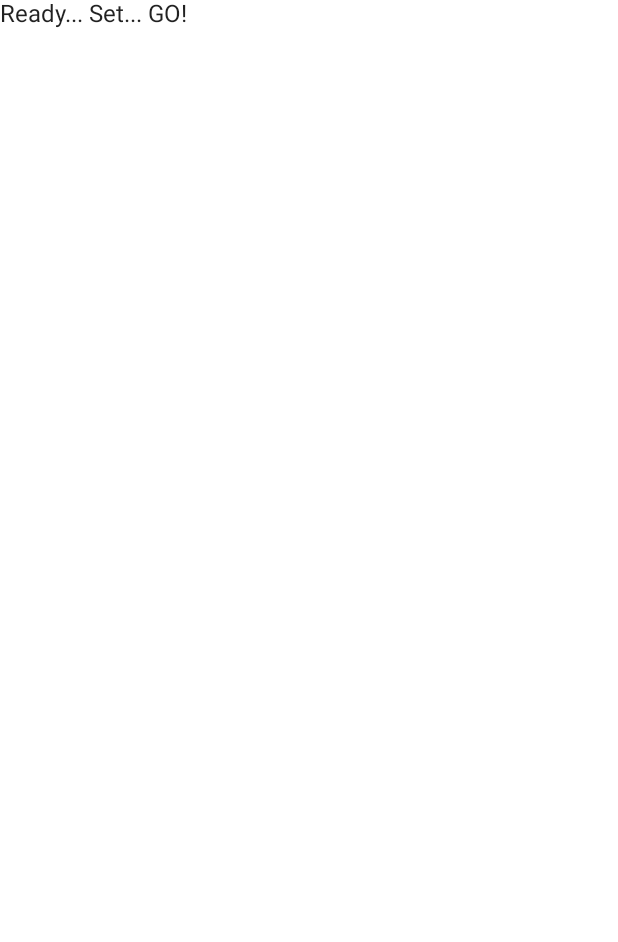
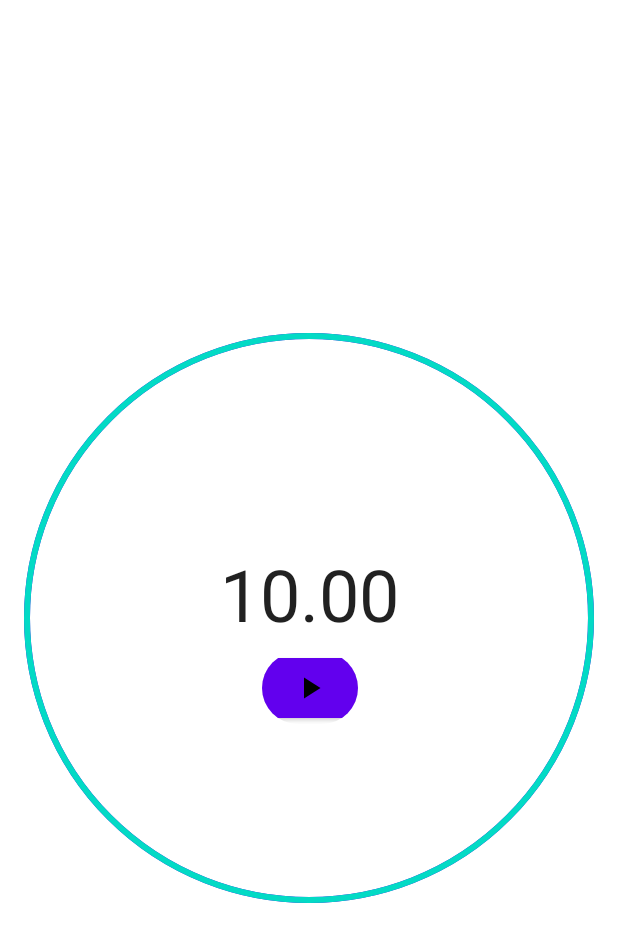
Before and after one commit to hansenji/ComposeCountDown, an Android app built with Jetpack Compose: the screen it shows after launch (MainActivity), on a phone screen of 412 x 824 dp. Before the commit the part shown is almost empty. Shown: the top 942 px of the screen. Run offline under Robolectric (Android 15) with nearby library versions, the phone set to English and light mode, and no system bars.

Commit message:
10 Second count down

```diff
--- a/app/build.gradle
+++ b/app/build.gradle
@@ -7,7 +7,7 @@ android {
     compileSdkVersion 30
 
     defaultConfig {
-        applicationId "com.example.androiddevchallenge"
+        applicationId "com.vikingsen.adc.countdown"
         minSdkVersion 23
         targetSdkVersion 30
         versionCode 1
--- a/app/src/main/java/com/example/androiddevchallenge/MainActivity.kt
+++ b/app/src/main/java/com/example/androiddevchallenge/MainActivity.kt
@@ -18,12 +18,41 @@ package com.example.androiddevchallenge
 import android.os.Bundle
 import androidx.activity.compose.setContent
 import androidx.appcompat.app.AppCompatActivity
+import androidx.compose.animation.AnimatedVisibility
+import androidx.compose.animation.ExperimentalAnimationApi
+import androidx.compose.foundation.Image
+import androidx.compose.foundation.layout.Arrangement
+import androidx.compose.foundation.layout.Box
+import androidx.compose.foundation.layout.Column
+import androidx.compose.foundation.layout.Row
+import androidx.compose.foundation.layout.Spacer
+import androidx.compose.foundation.layout.aspectRatio
+import androidx.compose.foundation.layout.fillMaxSize
+import androidx.compose.foundation.layout.padding
+import androidx.compose.foundation.layout.size
+import androidx.compose.foundation.shape.CircleShape
+import androidx.compose.material.Button
+import androidx.compose.material.ButtonDefaults
+import androidx.compose.material.CircularProgressIndicator
 import androidx.compose.material.MaterialTheme
 import androidx.compose.material.Surface
 import androidx.compose.material.Text
+import androidx.compose.material.icons.Icons
+import androidx.compose.material.icons.filled.Pause
+import androidx.compose.material.icons.filled.PlayArrow
+import androidx.compose.material.icons.outlined.RestartAlt
 import androidx.compose.runtime.Composable
+import androidx.compose.runtime.mutableStateOf
+import androidx.compose.runtime.rememberCoroutineScope
+import androidx.compose.runtime.saveable.rememberSaveable
+import androidx.compose.ui.Alignment
+import androidx.compose.ui.Modifier
+import androidx.compose.ui.draw.clip
 import androidx.compose.ui.tooling.preview.Preview
+import androidx.compose.ui.unit.dp
 import com.example.androiddevchallenge.ui.theme.MyTheme
+import kotlinx.coroutines.channels.ticker
+import kotlinx.coroutines.launch
 
 class MainActivity : AppCompatActivity() {
     override fun onCreate(savedInstanceState: Bundle?) {
@@ -36,11 +65,113 @@ class MainActivity : AppCompatActivity() {
     }
 }
 
-// Start building your app here!
+const val INITIAL_TIME = 10_000L
+
 @Composable
 fun MyApp() {
+    val coroutineScope = rememberCoroutineScope()
+    val countDownTime = rememberSaveable { mutableStateOf(INITIAL_TIME) }
+    val run = rememberSaveable { mutableStateOf(false) }
+    if (run.value) {
+        coroutineScope.launch {
+            val ticker = ticker(5)
+            for (event in ticker) {
+                if (!run.value) return@launch
+                val value = countDownTime.value
+                if (value > 0) {
+                    countDownTime.value = value - 5L
+                } else {
+                    run.value = false
+                }
+            }
+        }
+    }
     Surface(color = MaterialTheme.colors.background) {
-        Text(text = "Ready... Set... GO!")
+        Timer(
+            run.value,
+            countDownTime.value,
+            onStartStop = { run.value = !run.value },
+            onReset = { countDownTime.value = INITIAL_TIME }
+        )
+    }
+}
+
+const val PROGRESS_TIME = 1_000L
+
+@OptIn(ExperimentalAnimationApi::class)
+@Composable
+fun Timer(
+    running: Boolean,
+    timeMs: Long,
+    onStartStop: () -> Unit,
+    onReset: () -> Unit,
+    modifier: Modifier = Modifier
+) {
+    val progress = (PROGRESS_TIME - (timeMs % PROGRESS_TIME)) / PROGRESS_TIME.toFloat()
+    val even = (timeMs / PROGRESS_TIME % 2) == 0L
+    val color1 = if (even) MaterialTheme.colors.primary else MaterialTheme.colors.secondary
+    val color2 = if (!even) MaterialTheme.colors.primary else MaterialTheme.colors.secondary
+    val resetButtonVisible = timeMs != INITIAL_TIME && !running
+
+    Box(
+        modifier = modifier
+            .fillMaxSize()
+    ) {
+        CircularProgressIndicator(
+            progress = 1F,
+            color = color1,
+            modifier = Modifier
+                .padding(16.dp)
+                .aspectRatio(1F)
+                .fillMaxSize()
+                .align(Alignment.Center)
+        )
+        CircularProgressIndicator(
+            progress = progress,
+            color = color2,
+            modifier = Modifier
+                .padding(16.dp)
+                .aspectRatio(1F)
+                .fillMaxSize()
+                .align(Alignment.Center)
+        )
+        Column(
+            modifier = Modifier.align(Alignment.Center),
+            verticalArrangement = Arrangement.Center,
+            horizontalAlignment = Alignment.CenterHorizontally,
+        ) {
+            Spacer(modifier = Modifier.size(ButtonDefaults.MinWidth, ButtonDefaults.MinHeight))
+            Text(text = "%02.2f".format(timeMs / 1000.0), style = MaterialTheme.typography.h3)
+            Row {
+                Button(
+                    onClick = {
+                        onStartStop()
+                    }, modifier = Modifier
+                        .padding(8.dp)
+                        .clip(CircleShape),
+                    enabled = timeMs != 0L
+                ) {
+                    Image(
+                        imageVector = if (running) Icons.Filled.Pause else Icons.Filled.PlayArrow,
+                        contentDescription = if (running) "Pause" else "Start",
+
+                        )
+                }
+                AnimatedVisibility(resetButtonVisible) {
+                    Button(
+                        onClick = { onReset() }, modifier = Modifier
+                            .padding(8.dp)
+                            .clip(CircleShape)
+                    ) {
+                        Image(
+                            imageVector = Icons.Outlined.RestartAlt,
+                            contentDescription = "Reset",
+                        )
+                    }
+                }
+            }
+
+        }
     }
 }
 
--- a/app/src/main/res/values/strings.xml
+++ b/app/src/main/res/values/strings.xml
@@ -9,5 +9,5 @@
       or implied. See the License for the specific language governing permissions and limitations under
       the License.
       -->
-    <string name="app_name">AndroidDevChallenge</string>
+    <string name="app_name">Count Down 10s</string>
 </resources>
```
Also changed, not shown: 2 other files.
